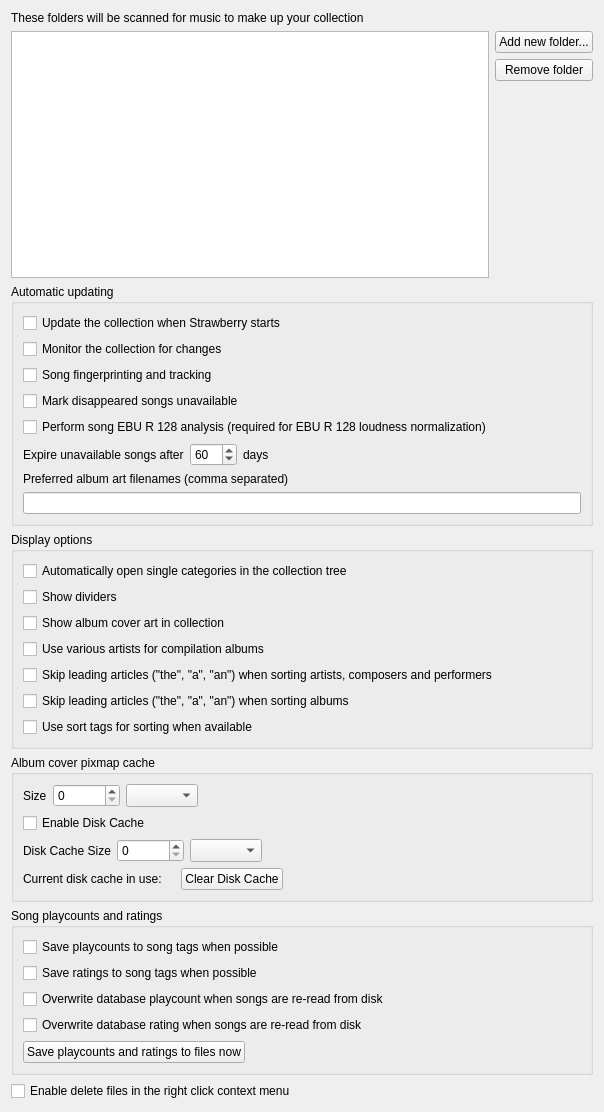
RoundSalmon4/blended-strawberry, file src/settings/collectionsettingspage.ui: the form before one commit.
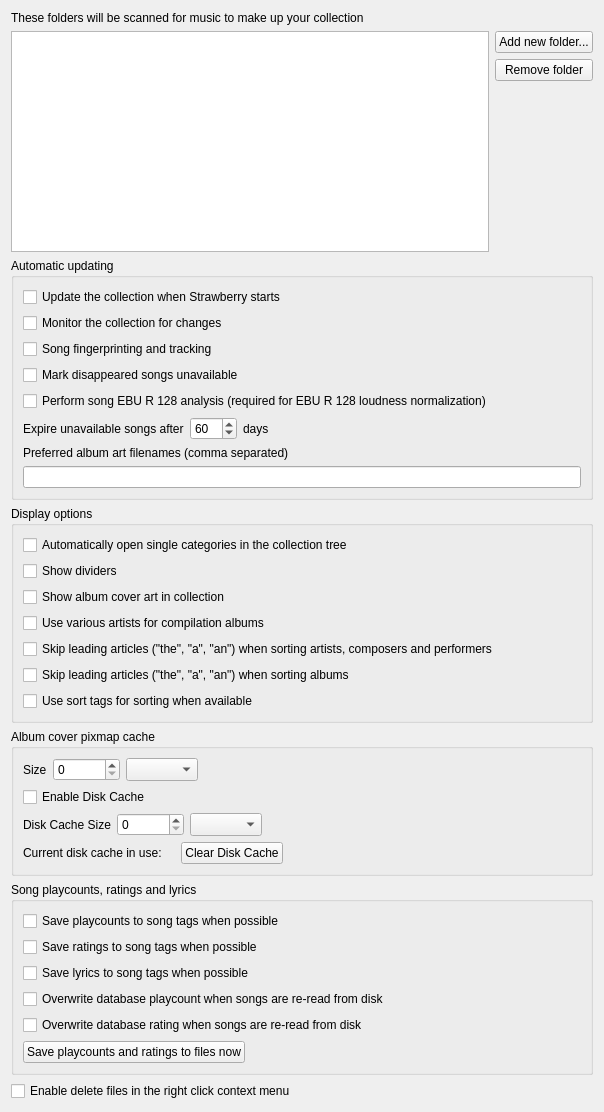
The form after the commit.

Patch:
```diff
--- a/src/settings/collectionsettingspage.ui
+++ b/src/settings/collectionsettingspage.ui
@@ -457,7 +457,7 @@
    <item>
     <widget class="QGroupBox" name="groupbox_song_playcounts_and_ratings">
      <property name="title">
-      <string>Song playcounts and ratings</string>
+      <string>Song playcounts, ratings and lyrics</string>
      </property>
      <layout class="QVBoxLayout" name="verticalLayout_3">
       <item>
@@ -474,6 +474,16 @@
         </property>
        </widget>
       </item>
+      <item>
+       <widget class="QCheckBox" name="checkbox_save_lyrics">
+        <property name="toolTip">
+         <string>Lyrics found automatically are saved to the song tags when possible, otherwise they are saved to the collection database only. This is also the default for new lyrics in the tag editor.</string>
+        </property>
+        <property name="text">
+         <string>Save lyrics to song tags when possible</string>
+        </property>
+       </widget>
+      </item>
       <item>
        <widget class="QCheckBox" name="checkbox_overwrite_playcount">
         <property name="text">
```
Left out of the diff: 1 changed line with no effect on the pictures.
